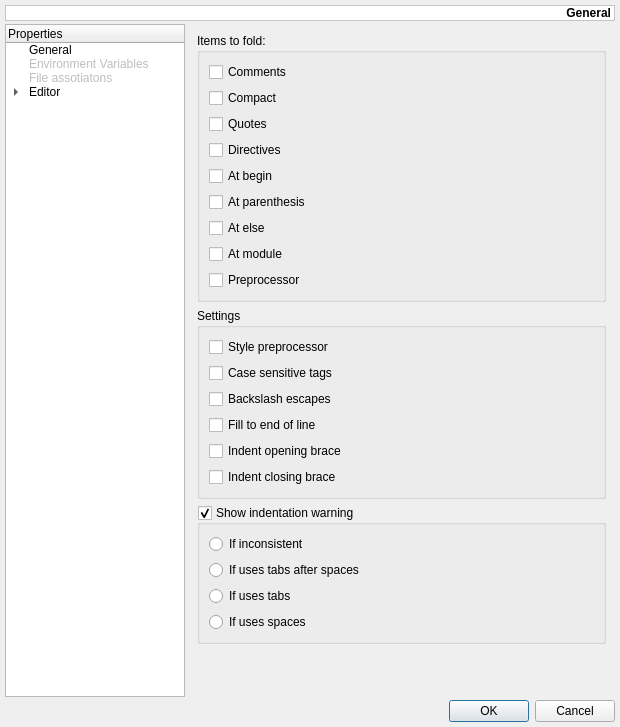
Old version of the form mks/ui/UISettings.ui in the repository andreikop/enki.
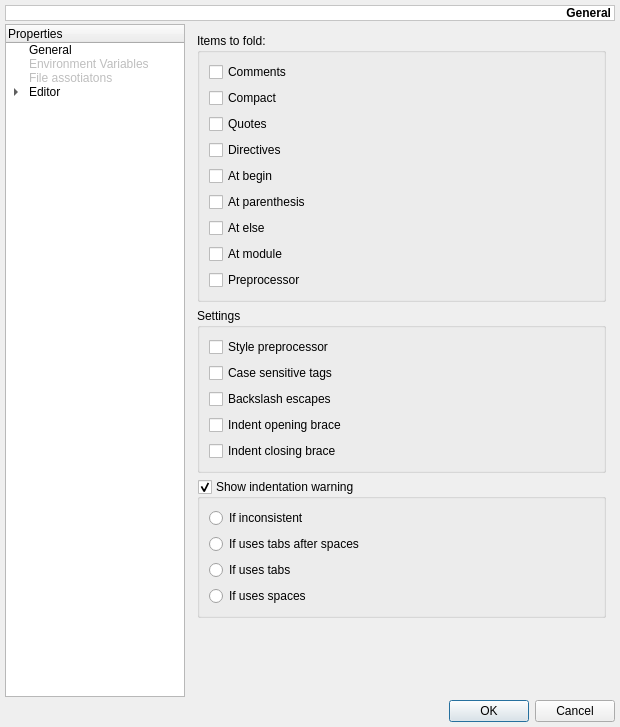
New version of the form. Custom widgets are drawn as their Qt base class.

Commit message: Few bugs in the settings has been fixed

What changed in the file:
```diff
--- a/mks/ui/UISettings.ui
+++ b/mks/ui/UISettings.ui
@@ -2008,13 +2008,6 @@
             </property>
            </widget>
           </item>
-          <item>
-           <widget class="QCheckBox" name="cbLexerFillEol">
-            <property name="text">
-             <string>Fill to end of line</string>
-            </property>
-           </widget>
-          </item>
           <item>
            <widget class="QCheckBox" name="cbLexerIndentOpeningBrace">
             <property name="text">
```
The commit also changes 2 other files.
